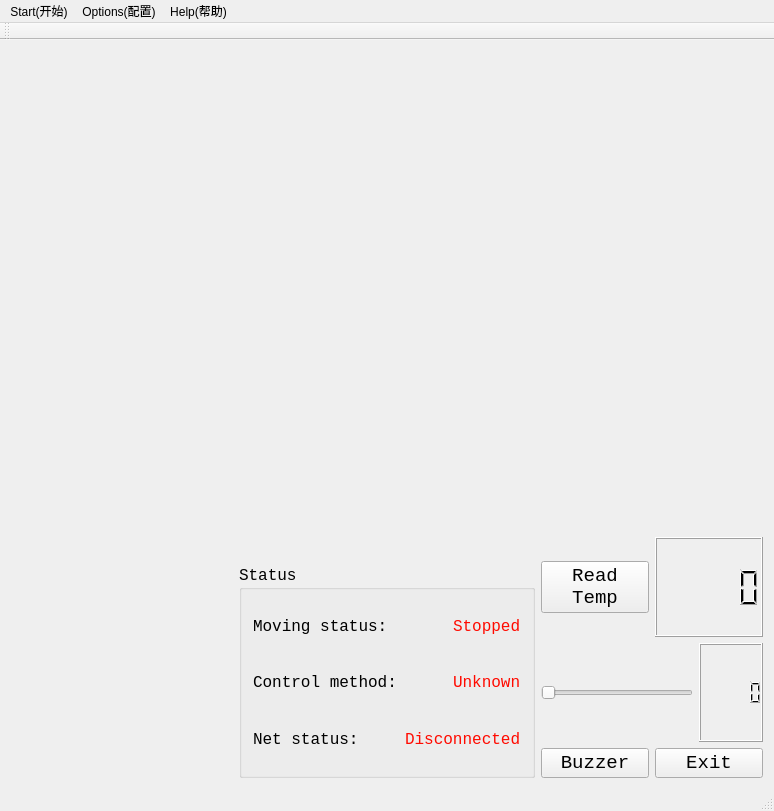
This is mainwindow.ui in kyyang28/wifiVehicleClient as Qt 5 draws it before an edit. The edited form follows.
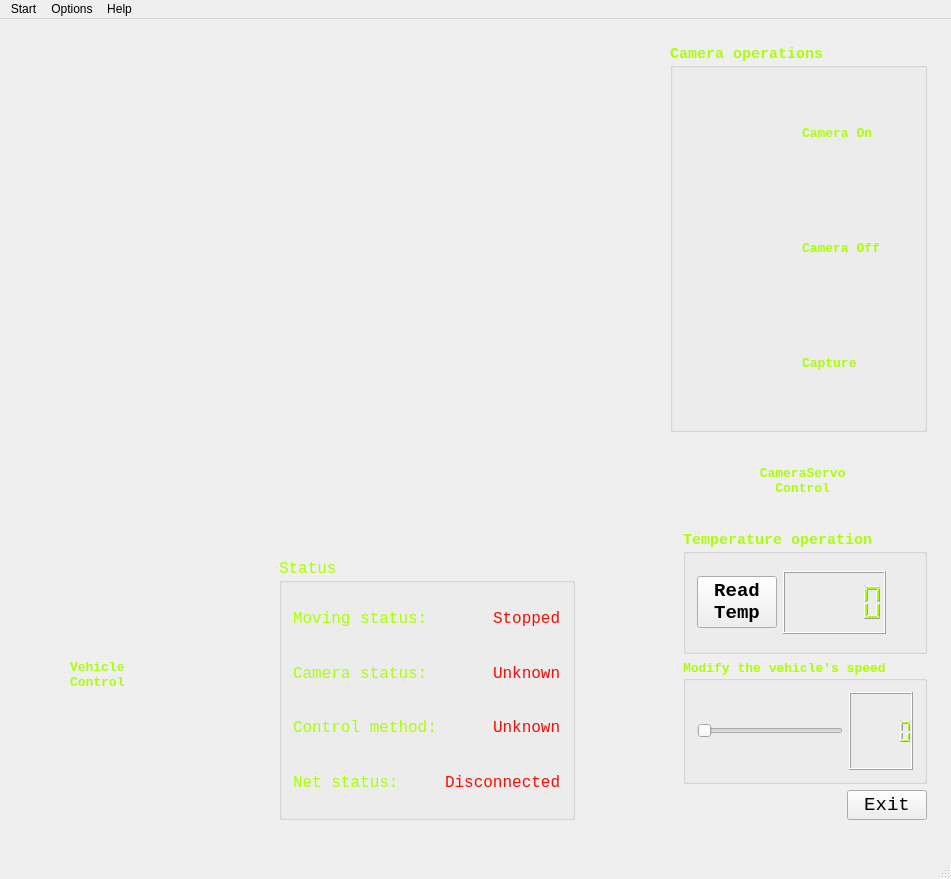
This is the edited form. Icons and pictures are not drawn. Custom widgets are drawn as their Qt base class.

Patch:
```diff
--- a/mainwindow.ui
+++ b/mainwindow.ui
@@ -6,31 +6,38 @@
    <rect>
     <x>0</x>
     <y>0</y>
-    <width>774</width>
-    <height>811</height>
+    <width>951</width>
+    <height>879</height>
    </rect>
   </property>
   <property name="minimumSize">
    <size>
-    <width>774</width>
-    <height>811</height>
+    <width>951</width>
+    <height>879</height>
    </size>
   </property>
   <property name="maximumSize">
    <size>
-    <width>774</width>
-    <height>811</height>
+    <width>951</width>
+    <height>879</height>
    </size>
   </property>
   <property name="windowTitle">
    <string>MainWindow</string>
   </property>
   <widget class="QWidget" name="centralWidget">
-   <layout class="QVBoxLayout" name="verticalLayout_7">
+   <widget class="QWidget" name="">
+    <property name="geometry">
+     <rect>
+      <x>13</x>
+      <y>14</y>
+      <width>925</width>
+      <height>798</height>
+     </rect>
+    </property>
+    <layout class="QVBoxLayout" name="verticalLayout_9">
     <item>
-     <layout class="QVBoxLayout" name="verticalLayout_6">
-      <item>
-       <layout class="QHBoxLayout" name="horizontalLayout_11">
+      <layout class="QHBoxLayout" name="horizontalLayout_19">
         <item>
          <widget class="displayVideo" name="videoWidget" native="true">
           <property name="minimumSize">
@@ -48,8 +55,61 @@
          </widget>
         </item>
         <item>
+        <layout class="QVBoxLayout" name="verticalLayout_6">
+         <item>
+          <widget class="QGroupBox" name="groupBox_4">
+           <property name="palette">
+            <palette>
+             <active>
+              <colorrole role="WindowText">
+               <brush brushstyle="SolidPattern">
+                <color alpha="255">
+                 <red>170</red>
+                 <green>255</green>
+                 <blue>0</blue>
+                </color>
+               </brush>
+              </colorrole>
+             </active>
+             <inactive>
+              <colorrole role="WindowText">
+               <brush brushstyle="SolidPattern">
+                <color alpha="255">
+                 <red>170</red>
+                 <green>255</green>
+                 <blue>0</blue>
+                </color>
+               </brush>
+              </colorrole>
+             </inactive>
+             <disabled>
+              <colorrole role="WindowText">
+               <brush brushstyle="SolidPattern">
+                <color alpha="255">
+                 <red>120</red>
+                 <green>120</green>
+                 <blue>120</blue>
+                </color>
+               </brush>
+              </colorrole>
+             </disabled>
+            </palette>
+           </property>
+           <property name="font">
+            <font>
+             <family>Consolas</family>
+             <pointsize>11</pointsize>
+             <weight>75</weight>
+             <bold>true</bold>
+            </font>
+           </property>
+           <property name="title">
+            <string>Camera operations</string>
+           </property>
          <layout class="QVBoxLayout" name="verticalLayout_5">
           <item>
+             <layout class="QHBoxLayout" name="horizontalLayout_11">
+              <item>
            <widget class="QPushButton" name="startCamButton">
             <property name="font">
              <font>
@@ -76,6 +136,62 @@
            </widget>
           </item>
           <item>
+               <widget class="QLabel" name="label_5">
+                <property name="palette">
+                 <palette>
+                  <active>
+                   <colorrole role="WindowText">
+                    <brush brushstyle="SolidPattern">
+                     <color alpha="255">
+                      <red>170</red>
+                      <green>255</green>
+                      <blue>0</blue>
+                     </color>
+                    </brush>
+                   </colorrole>
+                  </active>
+                  <inactive>
+                   <colorrole role="WindowText">
+                    <brush brushstyle="SolidPattern">
+                     <color alpha="255">
+                      <red>170</red>
+                      <green>255</green>
+                      <blue>0</blue>
+                     </color>
+                    </brush>
+                   </colorrole>
+                  </inactive>
+                  <disabled>
+                   <colorrole role="WindowText">
+                    <brush brushstyle="SolidPattern">
+                     <color alpha="255">
+                      <red>120</red>
+                      <green>120</green>
+                      <blue>120</blue>
+                     </color>
+                    </brush>
+                   </colorrole>
+                  </disabled>
+                 </palette>
+                </property>
+                <property name="font">
+                 <font>
+                  <family>Consolas</family>
+                  <pointsize>10</pointsize>
+                  <weight>75</weight>
+                  <bold>true</bold>
+                 </font>
+                </property>
+                <property name="text">
+                 <string>Camera On</string>
+                </property>
+               </widget>
+              </item>
+             </layout>
+            </item>
+            <item>
+             <layout class="QHBoxLayout" name="horizontalLayout_17">
+              <item>
            <widget class="QPushButton" name="stopCamButton">
             <property name="font">
              <font>
@@ -102,6 +218,62 @@
            </widget>
           </item>
           <item>
+               <widget class="QLabel" name="label_7">
+                <property name="palette">
+                 <palette>
+                  <active>
+                   <colorrole role="WindowText">
+                    <brush brushstyle="SolidPattern">
+                     <color alpha="255">
+                      <red>170</red>
+                      <green>255</green>
+                      <blue>0</blue>
+                     </color>
+                    </brush>
+                   </colorrole>
+                  </active>
+                  <inactive>
+                   <colorrole role="WindowText">
+                    <brush brushstyle="SolidPattern">
+                     <color alpha="255">
+                      <red>170</red>
+                      <green>255</green>
+                      <blue>0</blue>
+                     </color>
+                    </brush>
+                   </colorrole>
+                  </inactive>
+                  <disabled>
+                   <colorrole role="WindowText">
+                    <brush brushstyle="SolidPattern">
+                     <color alpha="255">
+                      <red>120</red>
+                      <green>120</green>
+                      <blue>120</blue>
+                     </color>
+                    </brush>
+                   </colorrole>
+                  </disabled>
+                 </palette>
+                </property>
+                <property name="font">
+                 <font>
+                  <family>Consolas</family>
+                  <pointsize>10</pointsize>
+                  <weight>75</weight>
+                  <bold>true</bold>
+                 </font>
+                </property>
+                <property name="text">
+                 <string>Camera Off</string>
+                </property>
+               </widget>
+              </item>
+             </layout>
+            </item>
+            <item>
+             <layout class="QHBoxLayout" name="horizontalLayout_18">
+              <item>
            <widget class="QPushButton" name="capFrameButton">
             <property name="font">
              <font>
@@ -127,12 +299,282 @@
             </property>
            </widget>
           </item>
+              <item>
+               <widget class="QLabel" name="label_8">
+                <property name="palette">
+                 <palette>
+                  <active>
+                   <colorrole role="WindowText">
+                    <brush brushstyle="SolidPattern">
+                     <color alpha="255">
+                      <red>170</red>
+                      <green>255</green>
+                      <blue>0</blue>
+                     </color>
+                    </brush>
+                   </colorrole>
+                  </active>
+                  <inactive>
+                   <colorrole role="WindowText">
+                    <brush brushstyle="SolidPattern">
+                     <color alpha="255">
+                      <red>170</red>
+                      <green>255</green>
+                      <blue>0</blue>
+                     </color>
+                    </brush>
+                   </colorrole>
+                  </inactive>
+                  <disabled>
+                   <colorrole role="WindowText">
+                    <brush brushstyle="SolidPattern">
+                     <color alpha="255">
+                      <red>120</red>
+                      <green>120</green>
+                      <blue>120</blue>
+                     </color>
+                    </brush>
+                   </colorrole>
+                  </disabled>
+                 </palette>
+                </property>
+                <property name="font">
+                 <font>
+                  <family>Consolas</family>
+                  <pointsize>10</pointsize>
+                  <weight>75</weight>
+                  <bold>true</bold>
+                 </font>
+                </property>
+                <property name="text">
+                 <string>Capture</string>
+                </property>
+               </widget>
+              </item>
          </layout>
         </item>
        </layout>
+          </widget>
       </item>
       <item>
-       <layout class="QHBoxLayout" name="horizontalLayout_12">
+          <layout class="QVBoxLayout" name="verticalLayout_4">
+           <item>
+            <layout class="QHBoxLayout" name="horizontalLayout_8">
+             <item>
+              <spacer name="horizontalSpacer_8">
+               <property name="orientation">
+                <enum>Qt::Horizontal</enum>
+               </property>
+               <property name="sizeHint" stdset="0">
+                <size>
+                 <width>40</width>
+                 <height>20</height>
+                </size>
+               </property>
+              </spacer>
+             </item>
+             <item>
+              <widget class="QPushButton" name="camUpButton">
+               <property name="toolTip">
+                <string>I</string>
+               </property>
+               <property name="text">
+                <string/>
+               </property>
+               <property name="icon">
+                <iconset resource="wifiVehicleImages.qrc">
+                 <normaloff>:/wifiVehicleImages/image/12W453331340-G1C8.png</normaloff>:/wifiVehicleImages/image/12W453331340-G1C8.png</iconset>
+               </property>
+               <property name="iconSize">
+                <size>
+                 <width>60</width>
+                 <height>60</height>
+                </size>
+               </property>
+               <property name="flat">
+                <bool>true</bool>
+               </property>
+              </widget>
+             </item>
+             <item>
+              <spacer name="horizontalSpacer_9">
+               <property name="orientation">
+                <enum>Qt::Horizontal</enum>
+               </property>
+               <property name="sizeHint" stdset="0">
+                <size>
+                 <width>40</width>
+                 <height>20</height>
+                </size>
+               </property>
+              </spacer>
+             </item>
+            </layout>
+           </item>
+           <item>
+            <layout class="QHBoxLayout" name="horizontalLayout_9">
+             <item>
+              <widget class="QPushButton" name="camLeftButton">
+               <property name="toolTip">
+                <string>J</string>
+               </property>
+               <property name="text">
+                <string/>
+               </property>
+               <property name="icon">
+                <iconset resource="wifiVehicleImages.qrc">
+                 <normaloff>:/wifiVehicleImages/image/12W45332bZ-D1406.png</normaloff>:/wifiVehicleImages/image/12W45332bZ-D1406.png</iconset>
+               </property>
+               <property name="iconSize">
+                <size>
+                 <width>60</width>
+                 <height>60</height>
+                </size>
+               </property>
+               <property name="flat">
+                <bool>true</bool>
+               </property>
+              </widget>
+             </item>
+             <item>
+              <widget class="QLabel" name="camControlLabel">
+               <property name="palette">
+                <palette>
+                 <active>
+                  <colorrole role="WindowText">
+                   <brush brushstyle="SolidPattern">
+                    <color alpha="255">
+                     <red>170</red>
+                     <green>255</green>
+                     <blue>0</blue>
+                    </color>
+                   </brush>
+                  </colorrole>
+                 </active>
+                 <inactive>
+                  <colorrole role="WindowText">
+                   <brush brushstyle="SolidPattern">
+                    <color alpha="255">
+                     <red>170</red>
+                     <green>255</green>
+                     <blue>0</blue>
+                    </color>
+                   </brush>
+                  </colorrole>
+                 </inactive>
+                 <disabled>
+                  <colorrole role="WindowText">
+                   <brush brushstyle="SolidPattern">
+                    <color alpha="255">
+                     <red>120</red>
+                     <green>120</green>
+                     <blue>120</blue>
+                    </color>
+                   </brush>
+                  </colorrole>
+                 </disabled>
+                </palette>
+               </property>
+               <property name="font">
+                <font>
+                 <family>Consolas</family>
+                 <pointsize>10</pointsize>
+                 <weight>75</weight>
+                 <bold>true</bold>
+                </font>
+               </property>
+               <property name="text">
+                <string> CameraServo
+   Control</string>
+               </property>
+              </widget>
+             </item>
+             <item>
+              <widget class="QPushButton" name="camRightButton">
+               <property name="toolTip">
+                <string>L</string>
+               </property>
+               <property name="text">
+                <string/>
+               </property>
+               <property name="icon">
+                <iconset resource="wifiVehicleImages.qrc">
+                 <normaloff>:/wifiVehicleImages/image/12W453330V0-F40K.png</normaloff>:/wifiVehicleImages/image/12W453330V0-F40K.png</iconset>
+               </property>
+               <property name="iconSize">
+                <size>
+                 <width>60</width>
+                 <height>60</height>
+                </size>
+               </property>
+               <property name="flat">
+                <bool>true</bool>
+               </property>
+              </widget>
+             </item>
+            </layout>
+           </item>
+           <item>
+            <layout class="QHBoxLayout" name="horizontalLayout_10">
+             <item>
+              <spacer name="horizontalSpacer_10">
+               <property name="orientation">
+                <enum>Qt::Horizontal</enum>
+               </property>
+               <property name="sizeHint" stdset="0">
+                <size>
+                 <width>40</width>
+                 <height>20</height>
+                </size>
+               </property>
+              </spacer>
+             </item>
+             <item>
+              <widget class="QPushButton" name="camDownButton">
+               <property name="toolTip">
+                <string>K</string>
+               </property>
+               <property name="text">
+                <string/>
+               </property>
+               <property name="icon">
+                <iconset resource="wifiVehicleImages.qrc">
+                 <normaloff>:/wifiVehicleImages/image/12W453330430-EBR.png</normaloff>:/wifiVehicleImages/image/12W453330430-EBR.png</iconset>
+               </property>
+               <property name="iconSize">
+                <size>
+                 <width>60</width>
+                 <height>60</height>
+                </size>
+               </property>
+               <property name="flat">
+                <bool>true</bool>
+               </property>
+              </widget>
+             </item>
+             <item>
+              <spacer name="horizontalSpacer_11">
+               <property name="orientation">
+                <enum>Qt::Horizontal</enum>
+               </property>
+               <property name="sizeHint" stdset="0">
+                <size>
+                 <width>40</width>
+                 <height>20</height>
+                </size>
+               </property>
+              </spacer>
+             </item>
+            </layout>
+           </item>
+          </layout>
+         </item>
+        </layout>
+       </item>
+      </layout>
+     </item>
+     <item>
+      <layout class="QHBoxLayout" name="horizontalLayout_16">
         <item>
          <layout class="QVBoxLayout" name="verticalLayout">
           <item>
@@ -213,6 +655,59 @@
               </property>
              </widget>
             </item>
+           <item>
+            <widget class="QLabel" name="vehicleControlLabel">
+             <property name="palette">
+              <palette>
+               <active>
+                <colorrole role="WindowText">
+                 <brush brushstyle="SolidPattern">
+                  <color alpha="255">
+                   <red>170</red>
+                   <green>255</green>
+                   <blue>0</blue>
+                  </color>
+                 </brush>
+                </colorrole>
+               </active>
+               <inactive>
+                <colorrole role="WindowText">
+                 <brush brushstyle="SolidPattern">
+                  <color alpha="255">
+                   <red>170</red>
+                   <green>255</green>
+                   <blue>0</blue>
+                  </color>
+                 </brush>
+                </colorrole>
+               </inactive>
+               <disabled>
+                <colorrole role="WindowText">
+                 <brush brushstyle="SolidPattern">
+                  <color alpha="255">
+                   <red>120</red>
+                   <green>120</green>
+                   <blue>120</blue>
+                  </color>
+                 </brush>
+                </colorrole>
+               </disabled>
+              </palette>
+             </property>
+             <property name="font">
+              <font>
+               <family>Consolas</family>
+               <pointsize>10</pointsize>
+               <weight>75</weight>
+               <bold>true</bold>
+              </font>
+             </property>
+             <property name="text">
+              <string>Vehicle
+Control</string>
+             </property>
+            </widget>
+           </item>
             <item>
              <widget class="QPushButton" name="rightButton">
               <property name="toolTip">
@@ -294,9 +789,22 @@
          </layout>
         </item>
         <item>
-         <layout class="QVBoxLayout" name="verticalLayout_3">
+        <spacer name="horizontalSpacer_13">
+         <property name="orientation">
+          <enum>Qt::Horizontal</enum>
+         </property>
+         <property name="sizeHint" stdset="0">
+          <size>
+           <width>28</width>
+           <height>17</height>
+          </size>
+         </property>
+        </spacer>
+       </item>
           <item>
-           <layout class="QHBoxLayout" name="horizontalLayout_4">
+        <layout class="QVBoxLayout" name="verticalLayout_8">
+         <item>
+          <layout class="QHBoxLayout" name="horizontalLayout_15">
             <item>
              <widget class="QPushButton" name="connectButton">
               <property name="text">
@@ -341,6 +849,43 @@
           </item>
           <item>
            <widget class="QGroupBox" name="groupBox">
+           <property name="palette">
+            <palette>
+             <active>
+              <colorrole role="WindowText">
+               <brush brushstyle="SolidPattern">
+                <color alpha="255">
+                 <red>170</red>
+                 <green>255</green>
+                 <blue>0</blue>
+                </color>
+               </brush>
+              </colorrole>
+             </active>
+             <inactive>
+              <colorrole role="WindowText">
+               <brush brushstyle="SolidPattern">
+                <color alpha="255">
+                 <red>170</red>
+                 <green>255</green>
+                 <blue>0</blue>
+                </color>
+               </brush>
+              </colorrole>
+             </inactive>
+             <disabled>
+              <colorrole role="WindowText">
+               <brush brushstyle="SolidPattern">
+                <color alpha="255">
+                 <red>120</red>
+                 <green>120</green>
+                 <blue>120</blue>
+                </color>
+               </brush>
+              </colorrole>
+             </disabled>
+            </palette>
+           </property>
             <property name="font">
              <font>
               <family>Consolas</family>
@@ -350,9 +895,11 @@
             <property name="title">
              <string>Status</string>
             </property>
+           <layout class="QVBoxLayout" name="verticalLayout_3">
+            <item>
             <layout class="QVBoxLayout" name="verticalLayout_2">
              <item>
-              <layout class="QHBoxLayout" name="horizontalLayout_5">
+               <layout class="QHBoxLayout" name="horizontalLayout_7">
                <item>
                 <widget class="QLabel" name="label_3">
                  <property name="styleSheet">
@@ -392,6 +939,44 @@
              <item>
               <layout class="QHBoxLayout" name="horizontalLayout_6">
                <item>
+                 <widget class="QLabel" name="label_4">
+                  <property name="styleSheet">
+                   <string notr="true">font: 11pt &quot;Consolas&quot;;</string>
+                  </property>
+                  <property name="text">
+                   <string>Camera status:</string>
+                  </property>
+                 </widget>
+                </item>
+                <item>
+                 <spacer name="horizontalSpacer_15">
+                  <property name="orientation">
+                   <enum>Qt::Horizontal</enum>
+                  </property>
+                  <property name="sizeHint" stdset="0">
+                   <size>
+                    <width>18</width>
+                    <height>20</height>
+                   </size>
+                  </property>
+                 </spacer>
+                </item>
+                <item>
+                 <widget class="QLabel" name="camState">
+                  <property name="styleSheet">
+                   <string notr="true">font: 11pt &quot;Consolas&quot;;
+color: rgb(255, 10, 0)</string>
+                  </property>
+                  <property name="text">
+                   <string>Unknown</string>
+                  </property>
+                 </widget>
+                </item>
+               </layout>
+              </item>
+              <item>
+               <layout class="QHBoxLayout" name="horizontalLayout_5">
+                <item>
                 <widget class="QLabel" name="label_2">
                  <property name="styleSheet">
                   <string notr="true">font: 11pt &quot;Consolas&quot;;</string>
@@ -428,7 +1013,7 @@
               </layout>
              </item>
              <item>
-              <layout class="QHBoxLayout" name="horizontalLayout_7">
+               <layout class="QHBoxLayout" name="horizontalLayout_4">
                <item>
                 <widget class="QLabel" name="label">
                  <property name="styleSheet">
@@ -466,20 +1051,123 @@
               </layout>
              </item>
             </layout>
+            </item>
+           </layout>
            </widget>
           </item>
          </layout>
         </item>
         <item>
-         <layout class="QVBoxLayout" name="verticalLayout_4">
+        <spacer name="horizontalSpacer_14">
+         <property name="orientation">
+          <enum>Qt::Horizontal</enum>
+         </property>
+         <property name="sizeHint" stdset="0">
+          <size>
+           <width>13</width>
+           <height>14</height>
+          </size>
+         </property>
+        </spacer>
+       </item>
           <item>
-           <layout class="QHBoxLayout" name="horizontalLayout_8">
+        <layout class="QVBoxLayout" name="verticalLayout_7">
+         <item>
+          <widget class="QGroupBox" name="groupBox_3">
+           <property name="palette">
+            <palette>
+             <active>
+              <colorrole role="WindowText">
+               <brush brushstyle="SolidPattern">
+                <color alpha="255">
+                 <red>170</red>
+                 <green>255</green>
+                 <blue>0</blue>
+                </color>
+               </brush>
+              </colorrole>
+             </active>
+             <inactive>
+              <colorrole role="WindowText">
+               <brush brushstyle="SolidPattern">
+                <color alpha="255">
+                 <red>170</red>
+                 <green>255</green>
+                 <blue>0</blue>
+                </color>
+               </brush>
+              </colorrole>
+             </inactive>
+             <disabled>
+              <colorrole role="WindowText">
+               <brush brushstyle="SolidPattern">
+                <color alpha="255">
+                 <red>120</red>
+                 <green>120</green>
+                 <blue>120</blue>
+                </color>
+               </brush>
+              </colorrole>
+             </disabled>
+            </palette>
+           </property>
+           <property name="font">
+            <font>
+             <family>Consolas</family>
+             <pointsize>11</pointsize>
+             <weight>75</weight>
+             <bold>true</bold>
+            </font>
+           </property>
+           <property name="title">
+            <string>Temperature operation</string>
+           </property>
+           <layout class="QHBoxLayout" name="horizontalLayout_14">
             <item>
              <widget class="QPushButton" name="readTempButton">
+              <property name="palette">
+               <palette>
+                <active>
+                 <colorrole role="WindowText">
+                  <brush brushstyle="SolidPattern">
+                   <color alpha="255">
+                    <red>0</red>
+                    <green>0</green>
+                    <blue>0</blue>
+                   </color>
+                  </brush>
+                 </colorrole>
+                </active>
+                <inactive>
+                 <colorrole role="WindowText">
+                  <brush brushstyle="SolidPattern">
+                   <color alpha="255">
+                    <red>0</red>
+                    <green>0</green>
+                    <blue>0</blue>
+                   </color>
+                  </brush>
+                 </colorrole>
+                </inactive>
+                <disabled>
+                 <colorrole role="WindowText">
+                  <brush brushstyle="SolidPattern">
+                   <color alpha="255">
+                    <red>120</red>
+                    <green>120</green>
+                    <blue>120</blue>
+                   </color>
+                  </brush>
+                 </colorrole>
+                </disabled>
+               </palette>
+              </property>
               <property name="font">
                <font>
                 <family>Consolas</family>
                 <pointsize>14</pointsize>
+                <weight>75</weight>
+                <bold>true</bold>
                </font>
               </property>
               <property name="text">
@@ -489,12 +1177,133 @@
              </widget>
             </item>
             <item>
-             <widget class="QLCDNumber" name="tempLcdNumber"/>
+             <widget class="QLCDNumber" name="tempLcdNumber">
+              <property name="minimumSize">
+               <size>
+                <width>103</width>
+                <height>63</height>
+               </size>
+              </property>
+              <property name="maximumSize">
+               <size>
+                <width>103</width>
+                <height>63</height>
+               </size>
+              </property>
+             </widget>
+            </item>
+            <item>
+             <widget class="QLabel" name="label_6">
+              <property name="palette">
+               <palette>
+                <active>
+                 <colorrole role="WindowText">
+                  <brush brushstyle="SolidPattern">
+                   <color alpha="255">
+                    <red>255</red>
+                    <green>0</green>
+                    <blue>0</blue>
+                   </color>
+                  </brush>
+                 </colorrole>
+                </active>
+                <inactive>
+                 <colorrole role="WindowText">
+                  <brush brushstyle="SolidPattern">
+                   <color alpha="255">
+                    <red>255</red>
+                    <green>0</green>
+                    <blue>0</blue>
+                   </color>
+                  </brush>
+                 </colorrole>
+                </inactive>
+                <disabled>
+                 <colorrole role="WindowText">
+                  <brush brushstyle="SolidPattern">
+                   <color alpha="255">
+                    <red>120</red>
+                    <green>120</green>
+                    <blue>120</blue>
+                   </color>
+                  </brush>
+                 </colorrole>
+                </disabled>
+               </palette>
+              </property>
+              <property name="font">
+               <font>
+                <family>Consolas</family>
+                <pointsize>26</pointsize>
+                <weight>75</weight>
+                <bold>true</bold>
+               </font>
+              </property>
+              <property name="text">
+               <string/>
+              </property>
+              <property name="pixmap">
+               <pixmap resource="wifiVehicleImages.qrc">:/wifiVehicleImages/image/degree.png</pixmap>
+              </property>
+              <property name="scaledContents">
+               <bool>false</bool>
+              </property>
+             </widget>
             </item>
            </layout>
+          </widget>
           </item>
           <item>
-           <layout class="QHBoxLayout" name="horizontalLayout_9">
+          <widget class="QGroupBox" name="groupBox_2">
+           <property name="palette">
+            <palette>
+             <active>
+              <colorrole role="WindowText">
+               <brush brushstyle="SolidPattern">
+                <color alpha="255">
+                 <red>170</red>
+                 <green>255</green>
+                 <blue>0</blue>
+                </color>
+               </brush>
+              </colorrole>
+             </active>
+             <inactive>
+              <colorrole role="WindowText">
+               <brush brushstyle="SolidPattern">
+                <color alpha="255">
+                 <red>170</red>
+                 <green>255</green>
+                 <blue>0</blue>
+                </color>
+               </brush>
+              </colorrole>
+             </inactive>
+             <disabled>
+              <colorrole role="WindowText">
+               <brush brushstyle="SolidPattern">
+                <color alpha="255">
+                 <red>120</red>
+                 <green>120</green>
+                 <blue>120</blue>
+                </color>
+               </brush>
+              </colorrole>
+             </disabled>
+            </palette>
+           </property>
+           <property name="font">
+            <font>
+             <family>Consolas</family>
+             <pointsize>10</pointsize>
+             <weight>75</weight>
+             <bold>true</bold>
+            </font>
+           </property>
+           <property name="title">
+            <string>Modify the vehicle's speed</string>
+           </property>
+           <layout class="QHBoxLayout" name="horizontalLayout_13">
             <item>
              <widget class="QSlider" name="pwmMotorSlider">
               <property name="orientation">
@@ -506,21 +1315,22 @@
              <widget class="QLCDNumber" name="pwmMotorLcdNumber"/>
             </item>
            </layout>
-          </item>
-          <item>
-           <layout class="QHBoxLayout" name="horizontalLayout_10">
-            <item>
-             <widget class="QPushButton" name="buzzerButton">
-              <property name="font">
-               <font>
-                <family>Consolas</family>
-                <pointsize>14</pointsize>
-               </font>
-              </property>
-              <property name="text">
-               <string>Buzzer</string>
-              </property>
-             </widget>
+          </widget>
+         </item>
+         <item>
+          <layout class="QHBoxLayout" name="horizontalLayout_12">
+           <item>
+            <spacer name="horizontalSpacer_12">
+             <property name="orientation">
+              <enum>Qt::Horizontal</enum>
+             </property>
+             <property name="sizeHint" stdset="0">
+              <size>
+               <width>108</width>
+               <height>20</height>
+              </size>
+             </property>
+            </spacer>
             </item>
             <item>
              <widget class="QPushButton" name="exitButton">
@@ -542,21 +1352,21 @@
        </layout>
       </item>
      </layout>
-    </item>
-   </layout>
+   </widget>
+   <zorder>camUpButton</zorder>
   </widget>
   <widget class="QMenuBar" name="menuBar">
    <property name="geometry">
     <rect>
      <x>0</x>
      <y>0</y>
-     <width>774</width>
+     <width>951</width>
      <height>26</height>
     </rect>
    </property>
    <widget class="QMenu" name="menuSTART">
     <property name="title">
-     <string>Start(开始)</string>
+     <string>Start</string>
     </property>
     <addaction name="actionConnect"/>
     <addaction name="actionDisconnect"/>
@@ -565,7 +1375,7 @@
    </widget>
    <widget class="QMenu" name="menuOPTION">
     <property name="title">
-     <string>Options(配置)</string>
+     <string>Options</string>
     </property>
     <addaction name="actionIP_Setup_IP"/>
     <addaction name="separator"/>
@@ -573,7 +1383,7 @@
    </widget>
    <widget class="QMenu" name="menuHelp">
     <property name="title">
-     <string>Help(帮助)</string>
+     <string>Help</string>
     </property>
     <addaction name="actionAbout"/>
    </widget>
@@ -581,14 +1391,6 @@
    <addaction name="menuOPTION"/>
    <addaction name="menuHelp"/>
   </widget>
-  <widget class="QToolBar" name="mainToolBar">
-   <attribute name="toolBarArea">
-    <enum>TopToolBarArea</enum>
-   </attribute>
-   <attribute name="toolBarBreak">
-    <bool>false</bool>
-   </attribute>
-  </widget>
   <widget class="QStatusBar" name="statusBar"/>
   <action name="actionConnect">
    <property name="icon">
```
Left out of the diff: 24 changed lines with no effect on the pictures. Lines whose indentation alone changed are shown as unchanged.
